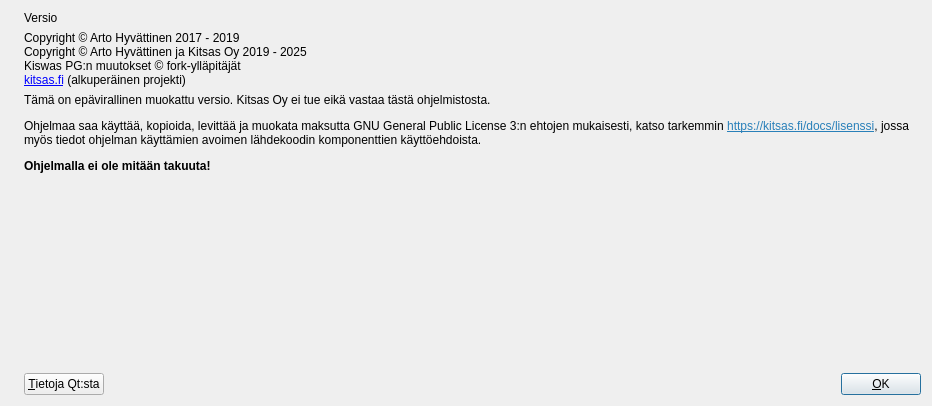
Above: kitsas/aloitussivu/aboutdialog.ui from danale72/kitupiikki before the change. Below: the same form after it.
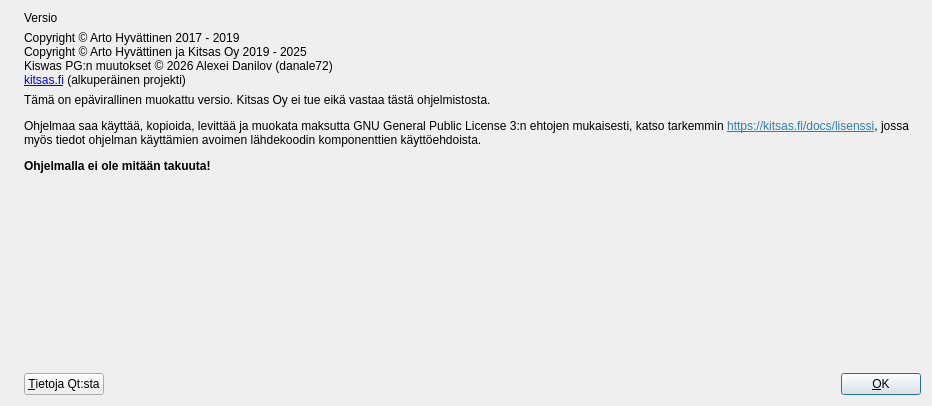
That is the form after the change. Icons and pictures are not drawn.

What changed in the file:
```diff
--- a/kitsas/aloitussivu/aboutdialog.ui
+++ b/kitsas/aloitussivu/aboutdialog.ui
@@ -41,7 +41,7 @@
      <item>
       <widget class="QLabel" name="label_3">
        <property name="text">
-        <string>&lt;html&gt;&lt;head/&gt;&lt;body&gt;&lt;p&gt;Copyright © Arto Hyvättinen 2017 - 2019&lt;br/&gt;Copyright © Arto Hyvättinen ja Kitsas Oy 2019 - 2025&lt;br/&gt;Kiswas PG:n muutokset © fork-ylläpitäjät&lt;br/&gt;&lt;a href=&quot;https://kitsas.fi&quot;&gt;&lt;span style=&quot; text-decoration: underline; color:#0000ff;&quot;&gt;kitsas.fi&lt;/span&gt;&lt;/a&gt; (alkuperäinen projekti)&lt;/p&gt;&lt;/body&gt;&lt;/html&gt;</string>
+        <string>&lt;html&gt;&lt;head/&gt;&lt;body&gt;&lt;p&gt;Copyright © Arto Hyvättinen 2017 - 2019&lt;br/&gt;Copyright © Arto Hyvättinen ja Kitsas Oy 2019 - 2025&lt;br/&gt;Kiswas PG:n muutokset © 2026 Alexei Danilov (danale72)&lt;br/&gt;&lt;a href=&quot;https://kitsas.fi&quot;&gt;&lt;span style=&quot; text-decoration: underline; color:#0000ff;&quot;&gt;kitsas.fi&lt;/span&gt;&lt;/a&gt; (alkuperäinen projekti)&lt;/p&gt;&lt;/body&gt;&lt;/html&gt;</string>
        </property>
        <property name="openExternalLinks">
         <bool>true</bool>
```
